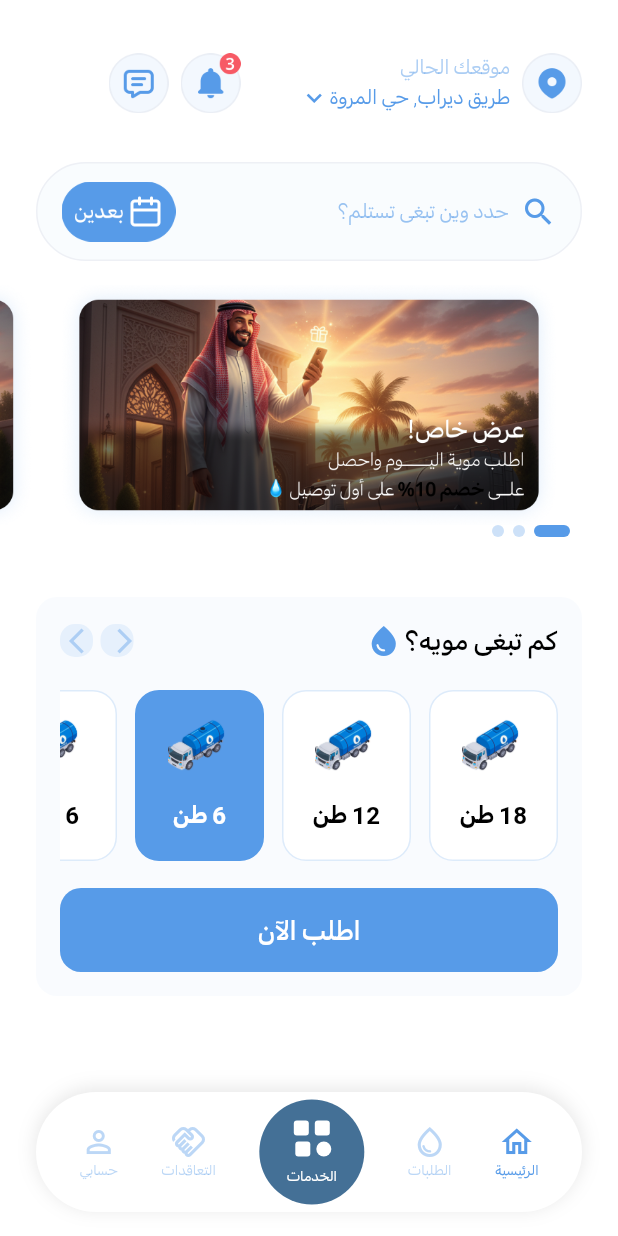
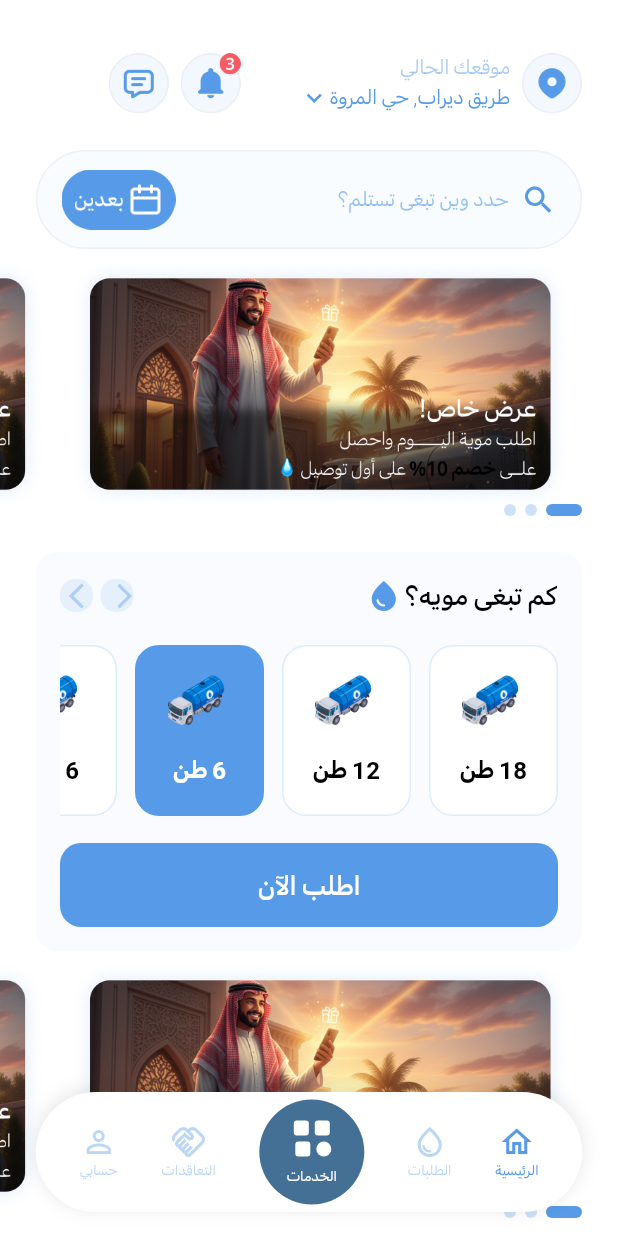
Before and after one commit to ABDO-OS/water, a Flutter app: the HomeView screen opened directly, on a phone screen of 412 x 824 dp. Run offline on Flutter 3.47's test engine with Material 3 defaults, Android fonts, the light colour scheme and no system bars; drawn by our look-alikes of smooth_page_indicator; our stand-ins replace video_player.

Commit message:
Refactor HomeView layout to use Stack for improved positioning, adjust padding in HomeAppBar, and modify PromoBanner spacing and margins for better UI consistency. Comment out OrderButton widget for future implementation.

```diff
--- a/lib/features/home/view/home_view.dart
+++ b/lib/features/home/view/home_view.dart
@@ -1,7 +1,6 @@
 import 'package:flutter/material.dart';
 import '../../../core/utils/widgets/bottomnavbar.dart';
 import '../widgets/home_app_bar.dart';
-import '../widgets/order_button.dart';
 import '../widgets/promo_banner.dart';
 import '../widgets/search_bar_widget.dart';
 import '../widgets/water_quantity_selector.dart';
@@ -13,8 +12,12 @@ class HomeView extends StatelessWidget {
   Widget build(BuildContext context) {
     return Scaffold(
       backgroundColor: Colors.white,
+      extendBody: true,
       body: SafeArea(
-        child: SingleChildScrollView(
+        child: Stack(
+          children: [
+            SingleChildScrollView(
+              padding: const EdgeInsets.only(bottom: 120),
               child: Column(
                 children: [
                   const HomeAppBar(),
@@ -22,13 +25,20 @@ class HomeView extends StatelessWidget {
                   const SearchBarWidget(),
                   const PromoBanner(),
                   const WaterQuantitySelector(),
-              // const OrderButton(),
-              const SizedBox(height: 20),
+                  // const SizedBox(height: 20),
+                  const PromoBanner(),
                 ],
               ),
             ),
+            Positioned(
+              left: 0,
+              right: 0,
+              bottom: 0,
+              child: const BottomNavBar(currentIndex: 4),
             ),
-      bottomNavigationBar: const BottomNavBar(currentIndex: 4),
+          ],
+        ),
+      ),
     );
   }
 }
--- a/lib/features/home/widgets/home_app_bar.dart
+++ b/lib/features/home/widgets/home_app_bar.dart
@@ -8,7 +8,7 @@ class HomeAppBar extends StatelessWidget {
   @override
   Widget build(BuildContext context) {
     return Container(
-      padding: const EdgeInsets.only(left: 24, right: 24, top: 35, bottom: 16),
+      padding: const EdgeInsets.only(left: 24, right: 24, top: 35, bottom: 8),
       child: Row(
         mainAxisAlignment: MainAxisAlignment.start,
         children: [
--- a/lib/features/home/widgets/promo_banner.dart
+++ b/lib/features/home/widgets/promo_banner.dart
@@ -23,7 +23,7 @@ class _PromoBannerState extends State<PromoBanner> {
     return Column(
       crossAxisAlignment: CrossAxisAlignment.start,
       children: [
-        SizedBox(height: 16),
+        SizedBox(height: 10),
         SizedBox(
           height: 160,
           child: PageView.builder(
@@ -31,7 +31,7 @@ class _PromoBannerState extends State<PromoBanner> {
             itemCount: 3,
             itemBuilder: (context, index) {
               return Container(
-                margin: const EdgeInsets.symmetric(horizontal: 8),
+                margin: const EdgeInsets.only(left: 15),
                 decoration: BoxDecoration(
                   borderRadius: BorderRadius.circular(16),
                   image: const DecorationImage(
@@ -45,7 +45,7 @@ class _PromoBannerState extends State<PromoBanner> {
         ),
         // const SizedBox(height: 8),
         Padding(
-          padding: const EdgeInsets.symmetric(horizontal: 32),
+          padding: const EdgeInsets.symmetric(horizontal: 24),
           child: AnimatedSmoothIndicator(
             activeIndex: _pageController.hasClients
                 ? (_pageController.page?.round() ?? 0)
@@ -61,7 +61,7 @@ class _PromoBannerState extends State<PromoBanner> {
             ),
           ),
         ),
-        SizedBox(height: 40),
+        SizedBox(height: 24),
       ],
     );
   }
```
Also changed, not shown: lib/features/home/widgets/order_button.dart (+33 -33 lines). Lines whose indentation alone changed are shown as unchanged.
